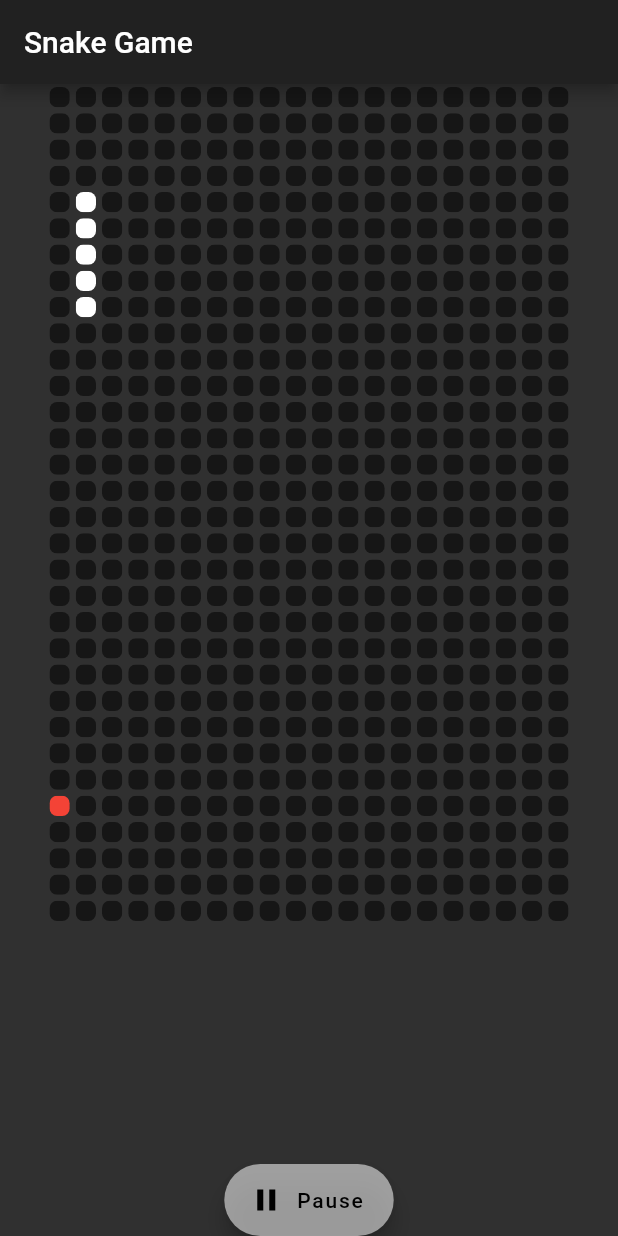
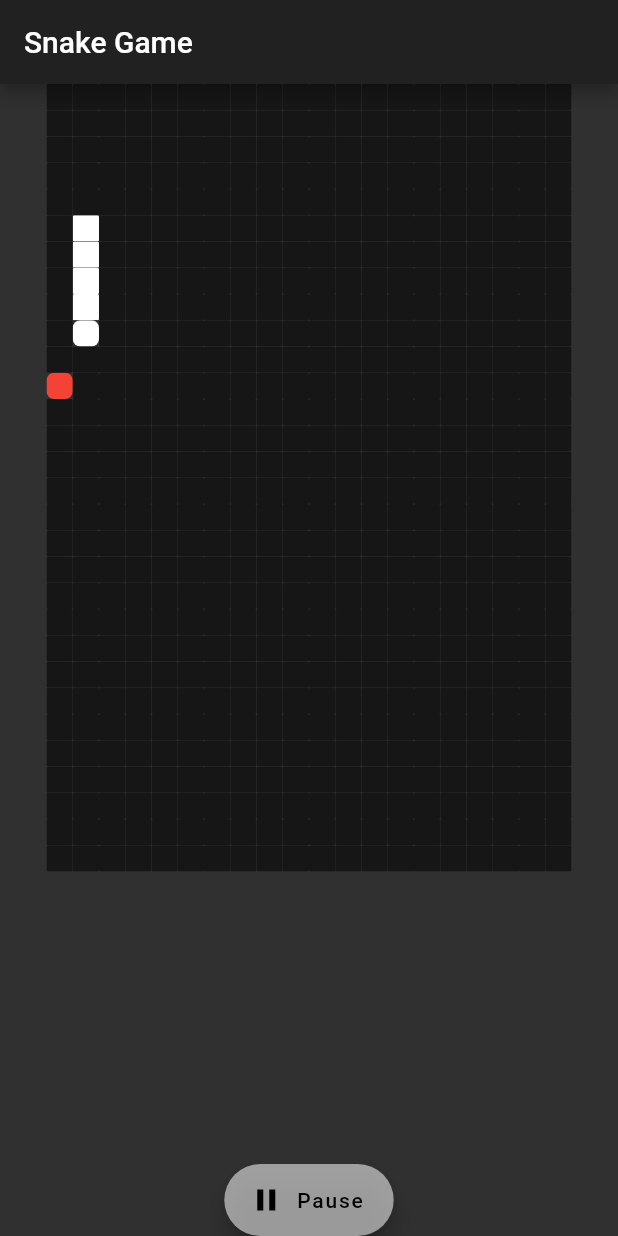
Before and after one commit to KejariwalAyush/2D-Games-Flutter, a Flutter app: the screen it shows after launch, after a tap on "Start", on a phone screen of 412 x 824 dp. Run offline on Flutter 3.47's test engine with Material 2 defaults, Android fonts, the phone set to English and light mode, and no system bars.

Commit message:
bug fix and style change

```diff
--- a/snake_game/lib/SnakePage.dart
+++ b/snake_game/lib/SnakePage.dart
@@ -17,47 +17,35 @@
   Animation<double> _myAnimation;
   AnimationController _controller;
   List<int> snake = [
-    0,
-    20,
-    40,
-    60,
-    80,
-    100,
-    120,
-    140,
-    160,
-    180,
-    200,
-    220,
-    240,
-    260,
-    280,
-    300,
-    320,
-    340,
-    360
+    21,
+    41,
+    61,
+    81,
+    101,
   ];
+  int nobox;
   Duration duration = Duration(milliseconds: 300);
+  var widthbox;
   String direction = 'down';
   @override
   void initState() {
     super.initState();
+    nobox = 600;
+    widthbox = 20;
     duration = Duration(milliseconds: 300);
-    snake = [1, 21, 41, 61, 81];
+    // snake = [1, 21, 41, 61, 81];
     direction = 'down';
     foodPos();
     _controller = AnimationController(
       vsync: this,
-      duration: Duration(milliseconds: 1000),
+      duration: Duration(milliseconds: 300),
     );
 
     _myAnimation = CurvedAnimation(curve: Curves.linear, parent: _controller);
   }
 
   void startGame() {
-    // if (snake == null)
-    // snake = [1, 21, 41, 61, 81];
-    // duration = Duration(milliseconds: 200);
+    // duration = Duration(milliseconds: 300);
     Timer.periodic(duration, (Timer timer) {
       updateSnake();
     });
@@ -66,13 +54,14 @@
   int food;
   Random _random = Random();
   void foodPos() {
-    food = _random.nextInt(640);
+    food = _random.nextInt(nobox);
+    while (snake.contains(food)) food = _random.nextInt(nobox);
     print(food);
   }
 
   bool endGame() {
     for (int i = 0; i < snake.length - 1; i++)
-      if (snake.last == snake[i] || snake.last == 0) return true;
+      if (snake.last == snake[i]) return true;
     return false;
   }
 
@@ -80,26 +69,31 @@
     if (!_flag)
       setState(() {
         if (direction == 'down') {
-          if (snake.last > 640)
-            snake.add(snake.last + 20 - 660);
+          if (snake.last > nobox)
+            snake.add(snake.last + widthbox - (nobox + widthbox));
           else
-            snake.add(snake.last + 20);
+            snake.add(snake.last + widthbox);
         } else if (direction == 'up') {
-          if (snake.last < 20)
-            snake.add(snake.last - 20 + 660);
+          if (snake.last < widthbox)
+            snake.add(snake.last - widthbox + (nobox + widthbox));
           else
-            snake.add(snake.last - 20);
+            snake.add(snake.last - widthbox);
         } else if (direction == 'right') {
-          if ((snake.last + 1) % 20 == 0)
-            snake.add(snake.last + 1 - 20);
+          if ((snake.last + 1) % widthbox == 0)
+            snake.add(snake.last + 1 - widthbox);
           else
             snake.add(snake.last + 1);
         } else if (direction == 'left') {
-          if ((snake.last) % 20 == 0)
-            snake.add(snake.last - 1 + 20);
+          if ((snake.last) % widthbox == 0)
+            snake.add(snake.last - 1 + widthbox);
           else
             snake.add(snake.last - 1);
         }
+
+        if (snake.last != food)
+          snake.removeAt(0);
+        else
+          foodPos();
 
         if (endGame()) {
           print('The end');
@@ -126,10 +120,7 @@
                   title: Text('Score: ${snake.length}'),
                 );
               });
-        } else if (snake.last != food)
-          snake.removeAt(0);
-        else
-          foodPos();
+        }
       });
   }
 
@@ -189,17 +180,20 @@
                 ? 350
                 : MediaQuery.of(context).size.width,
             child: GridView.builder(
-              itemCount: 640,
+              itemCount: nobox,
               physics: NeverScrollableScrollPhysics(),
-              gridDelegate:
-                  SliverGridDelegateWithFixedCrossAxisCount(crossAxisCount: 20),
+              gridDelegate: SliverGridDelegateWithFixedCrossAxisCount(
+                  crossAxisCount: widthbox),
               itemBuilder: (BuildContext context, int index) {
-                if (!_flag) {
                 return Center(
                   child: Container(
-                      padding: EdgeInsets.all(2),
+                    // padding: EdgeInsets.all(2),
                     child: ClipRRect(
-                        borderRadius: BorderRadius.circular(5),
+                      borderRadius: index == food ||
+                              // index == snake[0] ||
+                              index == snake.last
+                          ? BorderRadius.circular(5)
+                          : BorderRadius.circular(1),
                       child: Container(
                         color: snake.contains(index)
                             ? Colors.white
@@ -208,46 +202,6 @@
                     ),
                   ),
                 );
-                } else {
-                  if (!snake.contains(index)) {
-                    return Center(
-                      child: Container(
-                        padding: EdgeInsets.all(2),
-                        child: ClipRRect(
-                          borderRadius: BorderRadius.circular(5),
-                          child: Container(
-                            color: Colors.black54,
-                          ),
-                        ),
-                      ),
-                    );
-                  }
-
-                  if (snake.contains(index))
-                    return Center(
-                      child: Container(
-                        padding: EdgeInsets.all(2),
-                        child: ClipRRect(
-                          borderRadius: BorderRadius.circular(5),
-                          child: Container(
-                            color: Colors.white,
-                          ),
-                        ),
-                      ),
-                    );
-                  if (food == index)
-                    return Center(
-                      child: Container(
-                        padding: EdgeInsets.all(2),
-                        child: ClipRRect(
-                          borderRadius: BorderRadius.circular(5),
-                          child: Container(
-                            color: Colors.redAccent,
-                          ),
-                        ),
-                      ),
-                    );
-                }
               },
             ),
           ),
```
Lines whose indentation alone changed are shown as unchanged.
